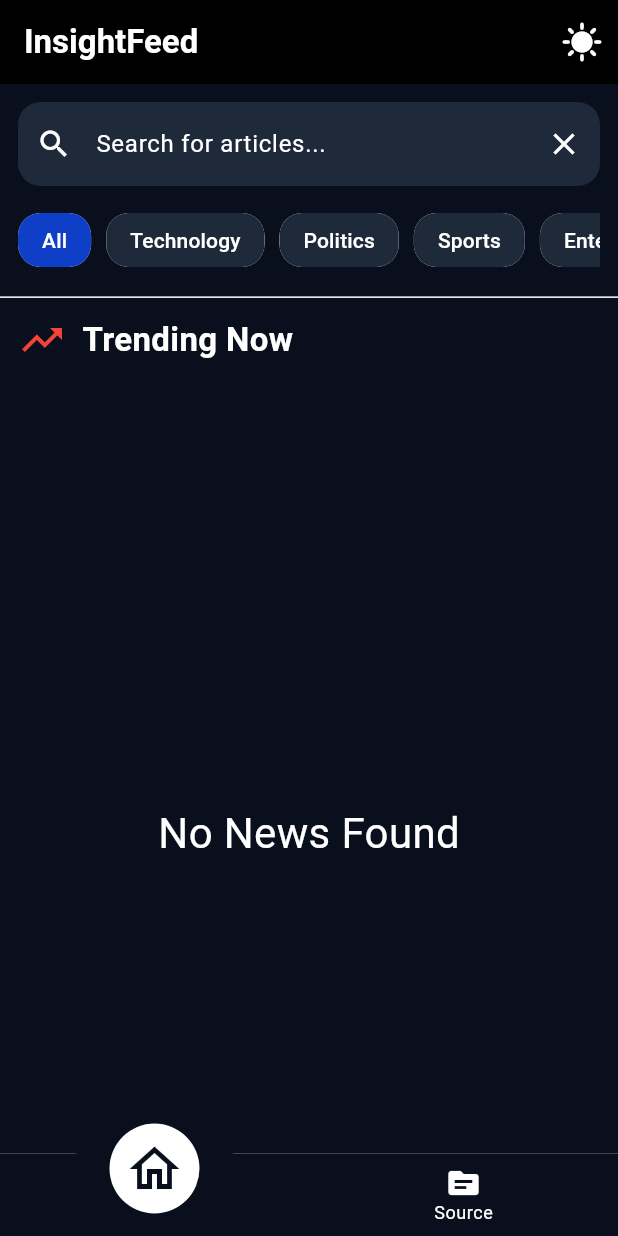
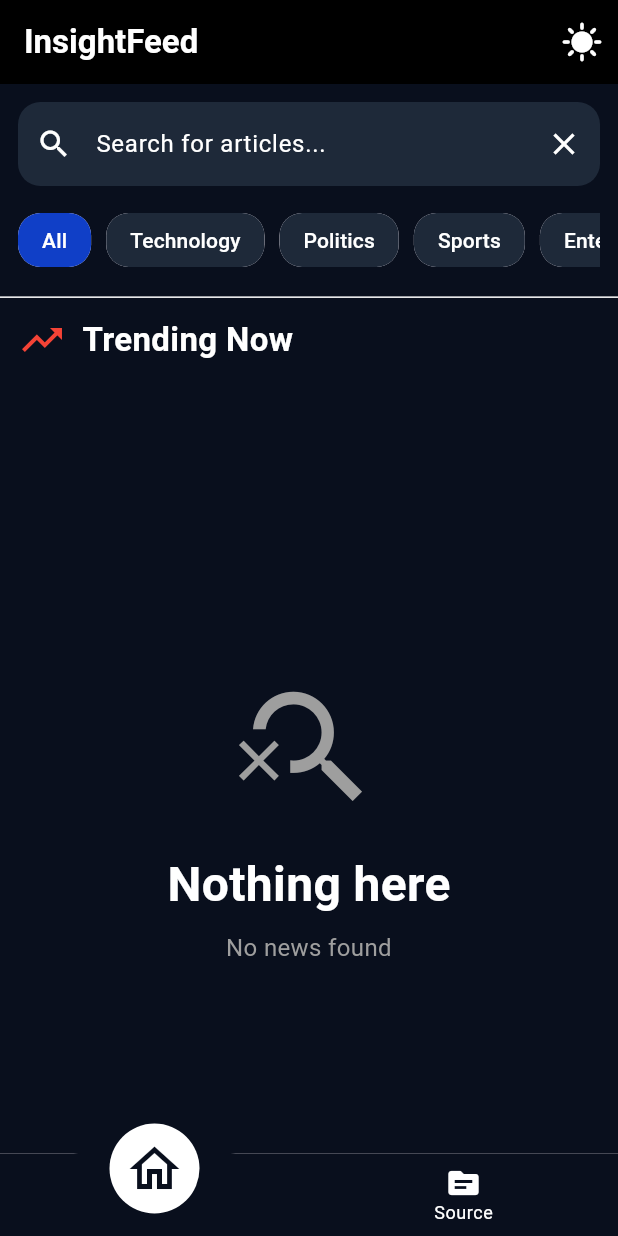
Before and after one commit to KarimTamer74/nti---news_app, a Flutter app: the screen it shows after launch, on a phone screen of 412 x 824 dp. Run offline on Flutter 3.47's test engine with Material 3 defaults, Android fonts, the phone set to English and light mode, and no system bars; drawn by our look-alikes of convex_bottom_bar; our stand-ins replace dio, flutter_bloc; network calls fail.

Commit message:
use no items found widget in case no news in home

```diff
--- a/lib/features/home/presentation/widgets/all_news_section.dart
+++ b/lib/features/home/presentation/widgets/all_news_section.dart
@@ -2,7 +2,7 @@ import 'package:flutter/material.dart';
 import 'package:flutter_bloc/flutter_bloc.dart';
 import 'package:news_app/core/shared_widgets/error_widget.dart';
 import 'package:news_app/core/shared_widgets/loading_indicator_widget.dart';
-import 'package:news_app/core/utils/app_colors.dart';
+import 'package:news_app/core/shared_widgets/no_items_found.dart';
 import 'package:news_app/features/home/data/models/article_model.dart';
 import 'package:news_app/features/home/presentation/cubit/home_cubit.dart';
 import 'package:news_app/features/home/presentation/cubit/home_states.dart';
@@ -28,12 +28,7 @@ class AllNewsSection extends StatelessWidget {
           return Padding(
             padding: const EdgeInsets.all(12.0),
             child: allNewsArticles.isEmpty
-                ? Center(
-                    child: Text(
-                      "No News Found",
-                      style: TextStyle(color: AppColors.white, fontSize: 28),
-                    ),
-                  )
+                ? NoItemsFound(message: 'No news found')
                 : ListView.builder(
                     itemCount: allNewsArticles.length,
                     itemBuilder: (context, index) {
```
